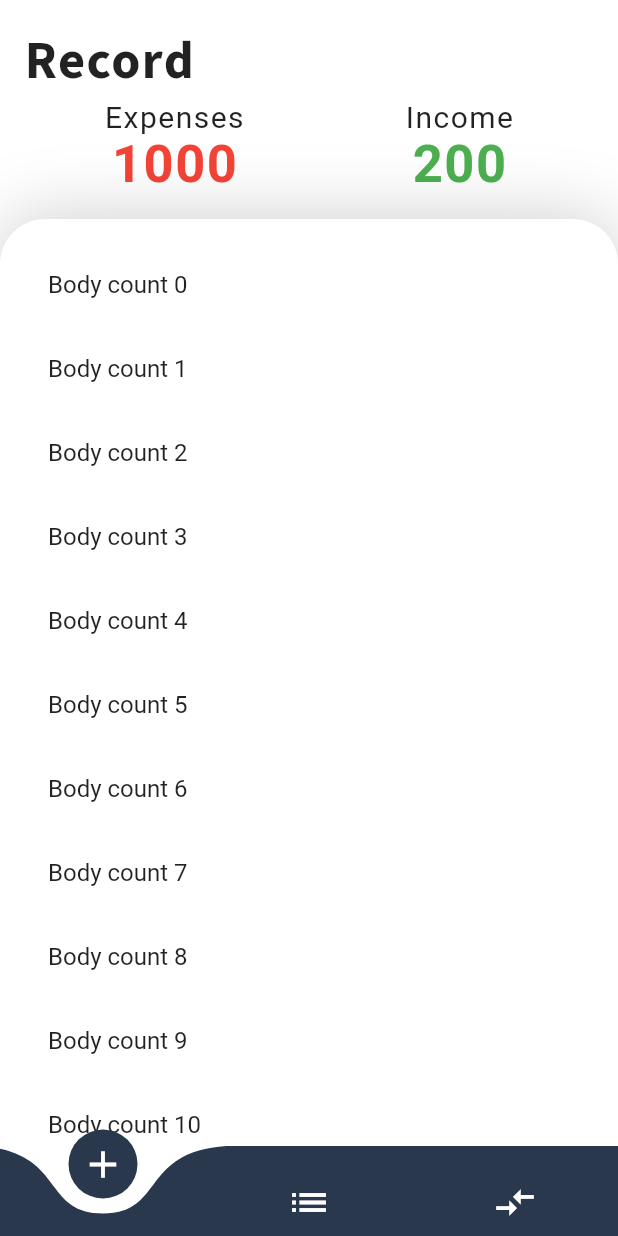
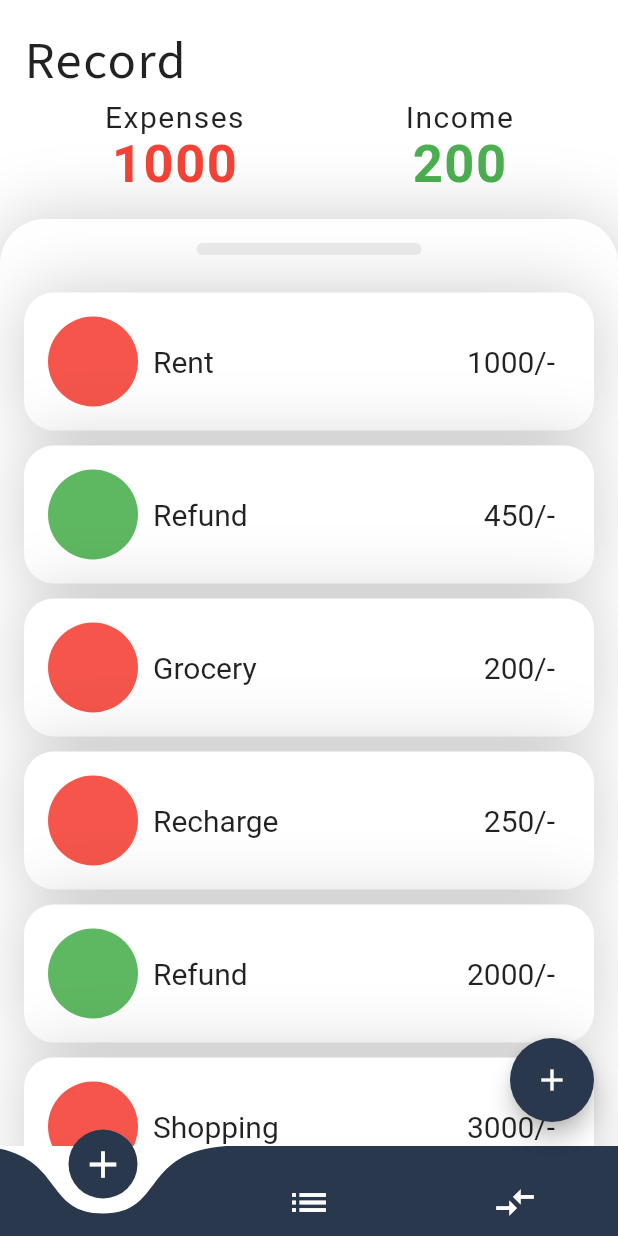
Before and after one commit to aexces/mong, a Flutter app: the screen it shows after launch, on a phone screen of 412 x 824 dp. Run offline on Flutter 3.47's test engine with Material 2 defaults, Android fonts, the phone set to English and light mode, and no system bars; drawn by our look-alikes of curved_navigation_bar; our stand-ins replace auto_route, bloc, flutter_bloc, freezed_annotation, get_it, injectable.

Commit message:
modified card UI

```diff
--- a/lib/core/constants.dart
+++ b/lib/core/constants.dart
@@ -14,9 +14,9 @@ const kHeight20 = SizedBox(height: 20);
 const kHeight30 = SizedBox(height: 30);
 
 //*Spacing Width
-const kwidth10 = SizedBox(width: 10);
-const kwidth20 = SizedBox(width: 20);
-const kwidth30 = SizedBox(width: 30);
+const kWidth10 = SizedBox(width: 10);
+const kWidth20 = SizedBox(width: 20);
+const kWidth30 = SizedBox(width: 30);
 
 //*Border Radius
 const kRadiusTL15TR15 = BorderRadius.only(
--- /dev/null
+++ b/lib/data/record_data.dart
@@ -0,0 +1,76 @@
+enum TransactionType {
+  expense,
+  income,
+}
+final List<RecordData> recordDataList = [
+  RecordData(
+    transactionType: TransactionType.expense,
+    purpose: "Rent",
+    amount: 1000,
+  ),
+  RecordData(
+    transactionType: TransactionType.income,
+    purpose: "Refund",
+    amount: 450,
+  ),
+  RecordData(
+    transactionType: TransactionType.expense,
+    purpose: "Grocery",
+    amount: 200,
+  ),
+  RecordData(
+    transactionType: TransactionType.expense,
+    purpose: "Recharge",
+    amount: 250,
+  ),
+  RecordData(
+    transactionType: TransactionType.income,
+    purpose: "Refund",
+    amount: 2000,
+  ),
+  RecordData(
+    transactionType: TransactionType.expense,
+    purpose: "Shopping",
+    amount: 3000,
+  ),
+  RecordData(
+    transactionType: TransactionType.expense,
+    purpose: "Trip",
+    amount: 4000,
+  ),
+];
+
+class RecordData {
+  final TransactionType transactionType;
+  final String purpose;
+  final int amount;
+  RecordData({
+    required this.transactionType,
+    required this.purpose,
+    required this.amount,
+  });
+
+  static Future<int> calculateExpense(
+    List<RecordData> recordDataList,
+  ) async {
+    int totalExpense = 0;
+    recordDataList.map((e) {
+      if (e.transactionType == TransactionType.expense) {
+        totalExpense = totalExpense + e.amount;
+      }
+    }).toList();
+    return totalExpense;
+  }
+
+  static Future<int> calculateIncome(
+    List<RecordData> recordDataList,
+  ) async {
+    int totalIncome = 0;
+    recordDataList.map((e) {
+      if (e.transactionType == TransactionType.expense) {
+        totalIncome = totalIncome + e.amount;
+      }
+    }).toList();
+    return totalIncome;
+  }
+}
--- a/lib/presentation/pages/main/main_page.dart
+++ b/lib/presentation/pages/main/main_page.dart
@@ -1,4 +1,5 @@
 import 'package:flutter/material.dart';
+import 'package:mong/data/record_data.dart';
 import 'package:mong/presentation/pages/main/widgets/body.dart';
 import 'package:mong/presentation/pages/main/widgets/curved_bar.dart';
 
@@ -7,11 +8,18 @@ class MainPage extends StatelessWidget {
 
   @override
   Widget build(BuildContext context) {
-    return const Scaffold(
-      body: SafeArea(
+    return Scaffold(
+      body: const SafeArea(
         child: Body(),
       ),
-      bottomNavigationBar: CurvedBar(),
+      bottomNavigationBar: const CurvedBar(),
+      floatingActionButton: FloatingActionButton(
+        onPressed: () async {
+          final expense = await RecordData.calculateExpense(recordDataList);
+          print(expense.toString());
+        },
+        child: const Icon(Icons.add),
+      ),
     );
   }
 }
--- a/lib/presentation/pages/main/widgets/curved_bar.dart
+++ b/lib/presentation/pages/main/widgets/curved_bar.dart
@@ -17,7 +17,7 @@ class CurvedBar extends StatelessWidget {
           height: 60,
           color: kPrimaryColor,
           index: state.bottomNavigationIndex,
-          backgroundColor: kWhiteColor,
+          backgroundColor: Colors.transparent,
           buttonBackgroundColor: kPrimaryColor,
           items: iconsList,
           onTap: (index) {
--- a/lib/presentation/pages/record/record.dart
+++ b/lib/presentation/pages/record/record.dart
@@ -11,6 +11,7 @@ class RecordPage extends StatelessWidget {
   @override
   Widget build(BuildContext context) {
     return SingleChildScrollView(
+      physics: const BouncingScrollPhysics(),
       child: Column(
         children: const [
           Head(),
--- /dev/null
+++ b/lib/presentation/pages/record/widgets/transactions_card.dart
@@ -0,0 +1,60 @@
+import 'package:flutter/material.dart';
+
+import '../../../../core/colors.dart';
+import '../../../../core/constants.dart';
+import '../../../../data/record_data.dart';
+
+class TransactionsCard extends StatelessWidget {
+  const TransactionsCard({
+    Key? key,
+    required this.recordData,
+  }) : super(key: key);
+  final RecordData recordData;
+
+  @override
+  Widget build(BuildContext context) {
+    return Container(
+      margin: const EdgeInsets.symmetric(vertical: 5),
+      padding: const EdgeInsets.all(kDefaultPadding),
+      width: double.infinity,
+      decoration: BoxDecoration(
+        borderRadius: kRadius20,
+        color: kWhiteColor,
+        boxShadow: [
+          BoxShadow(
+            color: kBlackColor.withOpacity(0.2),
+            offset: const Offset(0, 0),
+            blurRadius: 40,
+          )
+        ],
+      ),
+      child: Row(
+        children: [
+          CircleAvatar(
+            radius: 30,
+            backgroundColor:
+                recordData.transactionType == TransactionType.expense
+                    ? kRedColor.withOpacity(0.9)
+                    : kGreenColor.withOpacity(0.9),
+          ),
+          kWidth10,
+          Text(
+            recordData.purpose,
+            style: const TextStyle(
+              fontSize: 20,
+              // fontWeight: FontWeight.bold,
+            ),
+          ),
+          const Spacer(),
+          Text(
+            "${recordData.amount}/-",
+            style: const TextStyle(
+              fontSize: 20,
+            ),
+          ),
+          kWidth10,
+        ],
+      ),
+    );
+  }
+}
--- a/lib/presentation/pages/record/widgets/transactions_list.dart
+++ b/lib/presentation/pages/record/widgets/transactions_list.dart
@@ -1,4 +1,8 @@
 import 'package:flutter/material.dart';
+import 'package:mong/core/colors.dart';
+import 'package:mong/core/constants.dart';
+import 'package:mong/data/record_data.dart';
+import 'package:mong/presentation/pages/record/widgets/transactions_card.dart';
 
 class TransactionsList extends StatelessWidget {
   const TransactionsList({
@@ -7,15 +11,28 @@ class TransactionsList extends StatelessWidget {
 
   @override
   Widget build(BuildContext context) {
-    return ListView.builder(
-      shrinkWrap: true,
-      itemCount: 20,
-      physics: const NeverScrollableScrollPhysics(),
-      itemBuilder: (context, index) {
-        return ListTile(
-          title: Text("Body count $index"),
-        );
-      },
+    return Column(
+      children: [
+        Container(
+          width: 150,
+          height: 8,
+          margin: const EdgeInsets.only(bottom: 20),
+          decoration: BoxDecoration(
+            color: Colors.grey.withOpacity(0.2),
+            borderRadius: kRadius10,
+          ),
+        ),
+        ListView.builder(
+          shrinkWrap: true,
+          itemCount: recordDataList.length,
+          physics: const NeverScrollableScrollPhysics(),
+          itemBuilder: (context, index) {
+            return TransactionsCard(
+              recordData: recordDataList[index],
+            );
+          },
+        ),
+      ],
     );
   }
 }
--- a/lib/presentation/widgets/main_heading.dart
+++ b/lib/presentation/widgets/main_heading.dart
@@ -10,7 +10,7 @@ class MainHeading extends StatelessWidget {
       style: TextStyle(
         fontSize: 35,
         letterSpacing: 1,
-        fontWeight: FontWeight.w700,
+        overflow: TextOverflow.ellipsis,
         fontFamily: "SourceSansPro",
       ),
     );
```
